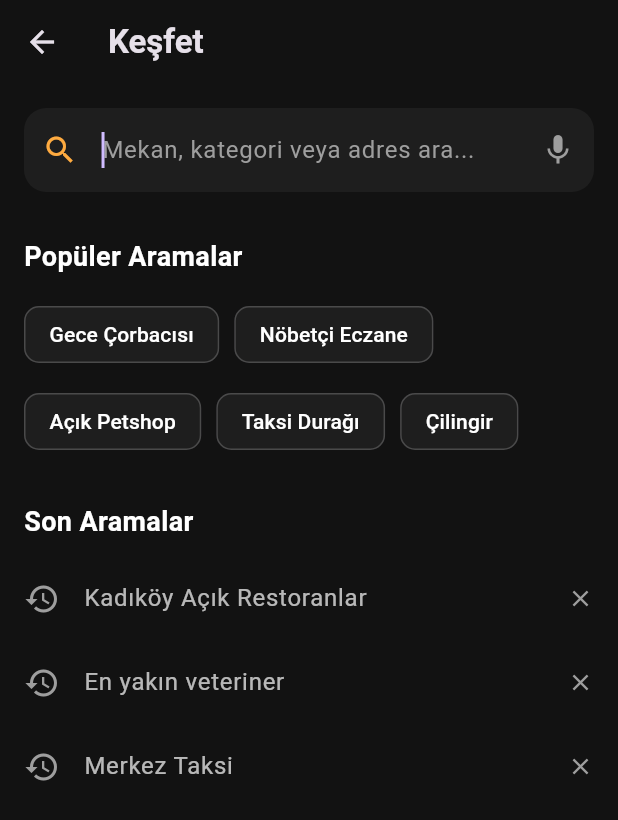
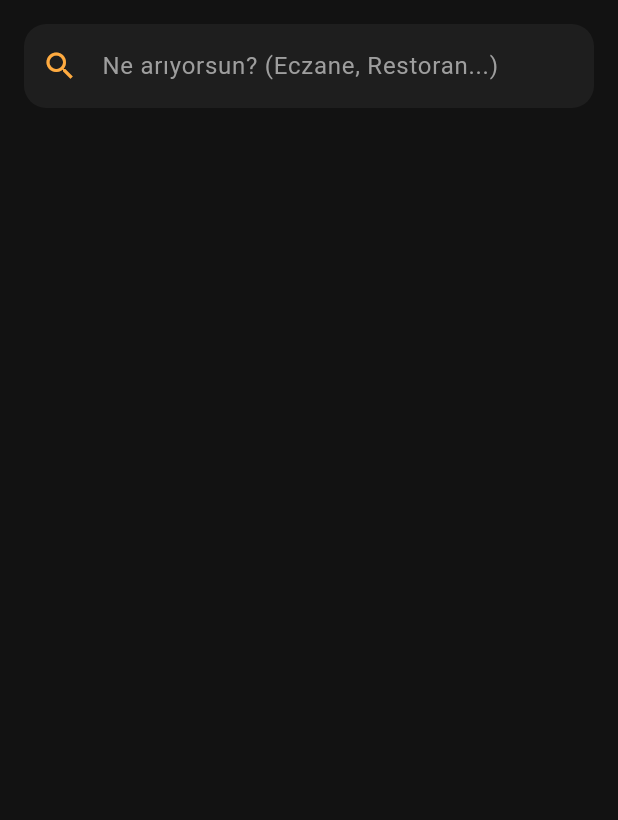
Before and after one commit to umutydev/appowl, a Flutter app: the SearchScreen screen opened directly, on a phone screen of 412 x 824 dp. Shown: the top 820 px of the screen. Run offline on Flutter 3.47's test engine with Material 3 defaults, Android fonts, the light colour scheme and no system bars; our stand-ins replace geolocator, google_maps_flutter.

Commit message:
Add map utilities and update home and search screens

```diff
--- a/lib/main.dart
+++ b/lib/main.dart
@@ -124,7 +124,7 @@ class _MainNavigationState extends State<MainNavigation> {
           BottomNavigationBarItem(icon: Icon(Icons.explore), label: 'Keşfet'),
           BottomNavigationBarItem(icon: Icon(Icons.map), label: 'Harita'),
           BottomNavigationBarItem(icon: Icon(Icons.search), label: 'Ara'),
-          BottomNavigationBarItem(icon: Icon(Icons.person), label: 'Profil'),
+          BottomNavigationBarItem(icon: Icon(Icons.person), label: 'Profail'),
         ],
       ),
     );
--- a/lib/models/place.dart
+++ b/lib/models/place.dart
@@ -4,7 +4,7 @@ class Place {
   final double latitude;
   final double longitude;
   final bool isOpenNow;
-  final String address; // Google'dan mekanın açık adresini de alacağız
+  final String address;
 
   Place({
     required this.name,
@@ -15,14 +15,13 @@ class Place {
     required this.address,
   });
 
-  // Gelen karmaşık Google JSON verisini bizim modele çeviren fabrika
   factory Place.fromJson(Map<String, dynamic> json, String categoryName) {
     return Place(
       name: json['name'] ?? 'Bilinmeyen Mekan',
       category: categoryName,
       latitude: json['geometry']['location']['lat'],
       longitude: json['geometry']['location']['lng'],
-      // Eğer Google saat bilgisi vermediyse varsayılan olarak açık gösterelim
+      // Google opening_hours vermezse varsayılan olarak açık kabul ediyoruz
       isOpenNow: json['opening_hours'] != null
           ? json['opening_hours']['open_now']
           : true,
--- a/lib/screens/search_screen.dart
+++ b/lib/screens/search_screen.dart
@@ -1,35 +1,53 @@
 import 'package:flutter/material.dart';
+import 'package:flutter_application_1/models/places_services.dart';
+import '../data/places_service.dart';
+import '../models/place.dart';
+import '../data/map_utils.dart'; // Yeni ekledik
 
-class SearchScreen extends StatelessWidget {
+class SearchScreen extends StatefulWidget {
   const SearchScreen({super.key});
+  @override
+  State<SearchScreen> createState() => _SearchScreenState();
+}
+
+class _SearchScreenState extends State<SearchScreen> {
+  final TextEditingController _controller = TextEditingController();
+  List<Place> _results = [];
+  bool _loading = false;
+
+  void _onSearch(String val) async {
+    if (val.isEmpty) {
+      setState(() => _results = []);
+      return;
+    }
+    setState(() => _loading = true);
+    final res = await PlacesService.searchPlaces(val);
+    setState(() {
+      _results = res;
+      _loading = false;
+    });
+  }
 
   @override
   Widget build(BuildContext context) {
     return Scaffold(
-      appBar: AppBar(
-        title: const Text(
-          'Keşfet',
-          style: TextStyle(fontWeight: FontWeight.bold),
-        ),
-        backgroundColor: Colors.transparent,
-        elevation: 0,
-      ),
-      body: Padding(
+      backgroundColor: const Color(0xFF121212),
+      body: SafeArea(
+        child: Column(
+          children: [
+            Padding(
               padding: const EdgeInsets.all(16.0),
-        child: Column(
-          crossAxisAlignment: CrossAxisAlignment.start,
-          children: [
-            TextField(
-              autofocus: true,
+              child: TextField(
+                controller: _controller,
+                onChanged: _onSearch,
                 style: const TextStyle(color: Colors.white),
                 decoration: InputDecoration(
-                hintText: 'Mekan, kategori veya adres ara...',
+                  hintText: "Ne arıyorsun? (Eczane, Restoran...)",
                   hintStyle: const TextStyle(color: Colors.grey),
                   prefixIcon: const Icon(
                     Icons.search,
                     color: Colors.orangeAccent,
                   ),
-                suffixIcon: const Icon(Icons.mic, color: Colors.grey),
                   filled: true,
                   fillColor: const Color(0xFF1E1E1E),
                   border: OutlineInputBorder(
@@ -38,44 +56,51 @@ class SearchScreen extends StatelessWidget {
                   ),
                 ),
               ),
-            const SizedBox(height: 30),
-            const Text(
-              "Popüler Aramalar",
-              style: TextStyle(
-                fontSize: 18,
+            ),
+            Expanded(
+              child: _loading
+                  ? const Center(
+                      child: CircularProgressIndicator(
+                        color: Colors.orangeAccent,
+                      ),
+                    )
+                  : ListView.builder(
+                      itemCount: _results.length,
+                      padding: const EdgeInsets.symmetric(horizontal: 16),
+                      itemBuilder: (context, index) {
+                        final place = _results[index];
+                        return Container(
+                          margin: const EdgeInsets.only(bottom: 12),
+                          decoration: BoxDecoration(
+                            color: const Color(0xFF1E1E1E),
+                            borderRadius: BorderRadius.circular(15),
+                          ),
+                          child: ListTile(
+                            title: Text(
+                              place.name,
+                              style: const TextStyle(
+                                color: Colors.white,
                                 fontWeight: FontWeight.bold,
-                color: Colors.white,
                               ),
                             ),
-            const SizedBox(height: 15),
-            Wrap(
-              spacing: 10,
-              runSpacing: 10,
-              children: [
-                _buildSearchChip('Gece Çorbacısı'),
-                _buildSearchChip('Nöbetçi Eczane'),
-                _buildSearchChip('Açık Petshop'),
-                _buildSearchChip('Taksi Durağı'),
-                _buildSearchChip('Çilingir'),
-              ],
-            ),
-            const SizedBox(height: 30),
-            const Text(
-              "Son Aramalar",
-              style: TextStyle(
-                fontSize: 18,
-                fontWeight: FontWeight.bold,
-                color: Colors.white,
+                            subtitle: Text(
+                              place.address,
+                              style: const TextStyle(
+                                color: Colors.grey,
+                                fontSize: 11,
                               ),
                             ),
-            const SizedBox(height: 10),
-            Expanded(
-              child: ListView(
-                children: [
-                  _buildRecentSearchItem('Kadıköy Açık Restoranlar'),
-                  _buildRecentSearchItem('En yakın veteriner'),
-                  _buildRecentSearchItem('Merkez Taksi'),
-                ],
+                            trailing: const Icon(
+                              Icons.directions,
+                              color: Colors.blueAccent,
+                            ), // Yol tarifi ikonu
+                            onTap: () => MapUtils.openMap(
+                              place.latitude,
+                              place.longitude,
+                            ), // Tıklayınca haritaya uçar
+                          ),
+                        );
+                      },
                     ),
             ),
           ],
@@ -83,24 +108,4 @@ class SearchScreen extends StatelessWidget {
       ),
     );
   }
-
-  Widget _buildSearchChip(String label) {
-    return Chip(
-      label: Text(label, style: const TextStyle(color: Colors.white)),
-      backgroundColor: const Color(0xFF1E1E1E),
-      shape: RoundedRectangleBorder(
-        borderRadius: BorderRadius.circular(10),
-        side: const BorderSide(color: Colors.white10),
-      ),
-    );
 }
-
-  Widget _buildRecentSearchItem(String text) {
-    return ListTile(
-      leading: const Icon(Icons.history, color: Colors.grey),
-      title: Text(text, style: const TextStyle(color: Colors.white70)),
-      trailing: const Icon(Icons.close, color: Colors.grey, size: 18),
-      contentPadding: EdgeInsets.zero,
-    );
-  }
-}
--- a/pubspec.yaml
+++ b/pubspec.yaml
@@ -37,6 +37,7 @@ dependencies:
   google_maps_flutter: ^2.17.0
   geolocator: ^14.0.2
   http: ^1.6.0
+  url_launcher: ^6.3.2
 
 dev_dependencies:
   flutter_test:
```
Also changed, not shown: lib/data/map_utils.dart (added, +26 -0 lines), lib/models/home_screen.dart (+71 -27 lines), lib/models/places_services.dart (+29 -13 lines), lib/screens/home_screen.dart (+14 -5 lines), pubspec.lock, 8 other files. Lines whose indentation alone changed are shown as unchanged.
